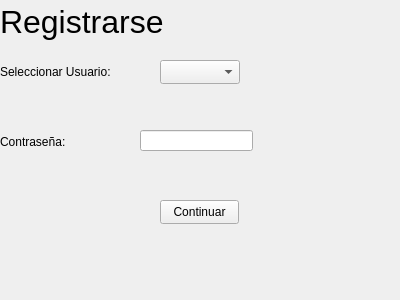
First picture: the form in registrarse.ui, repository matedipa/Agenda-digital, before the edit.
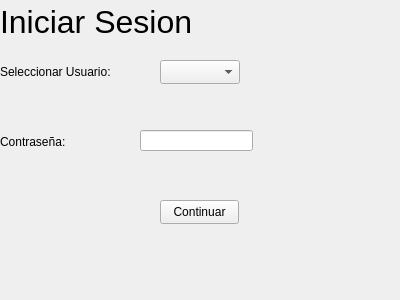
Second picture: the form after the edit.

What changed in the file:
```diff
--- a/registrarse.ui
+++ b/registrarse.ui
@@ -31,7 +31,7 @@
     <enum>Qt::LayoutDirection::LeftToRight</enum>
    </property>
    <property name="text">
-    <string>Registrarse</string>
+    <string>Iniciar Sesion</string>
    </property>
   </widget>
   <widget class="QLabel" name="label_3">
```
